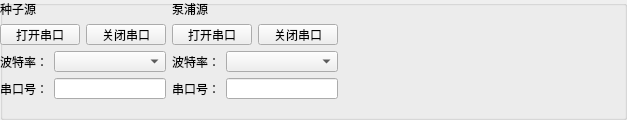
The window that UI/portGB.ui (lidingke/photodarkening) describes before a commit, drawn with Qt 5.
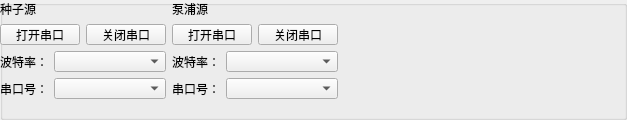
The same window after the commit.

Patch:
```diff
--- a/UI/portGB.ui
+++ b/UI/portGB.ui
@@ -69,7 +69,7 @@
          </widget>
         </item>
         <item row="2" column="1" colspan="2">
-         <widget class="QLineEdit" name="portSource"/>
+         <widget class="QComboBox" name="portSource"/>
         </item>
        </layout>
       </item>
@@ -118,7 +118,7 @@
          </widget>
         </item>
         <item row="2" column="1" colspan="2">
-         <widget class="QLineEdit" name="portPump"/>
+         <widget class="QComboBox" name="portPump"/>
         </item>
        </layout>
       </item>
```
